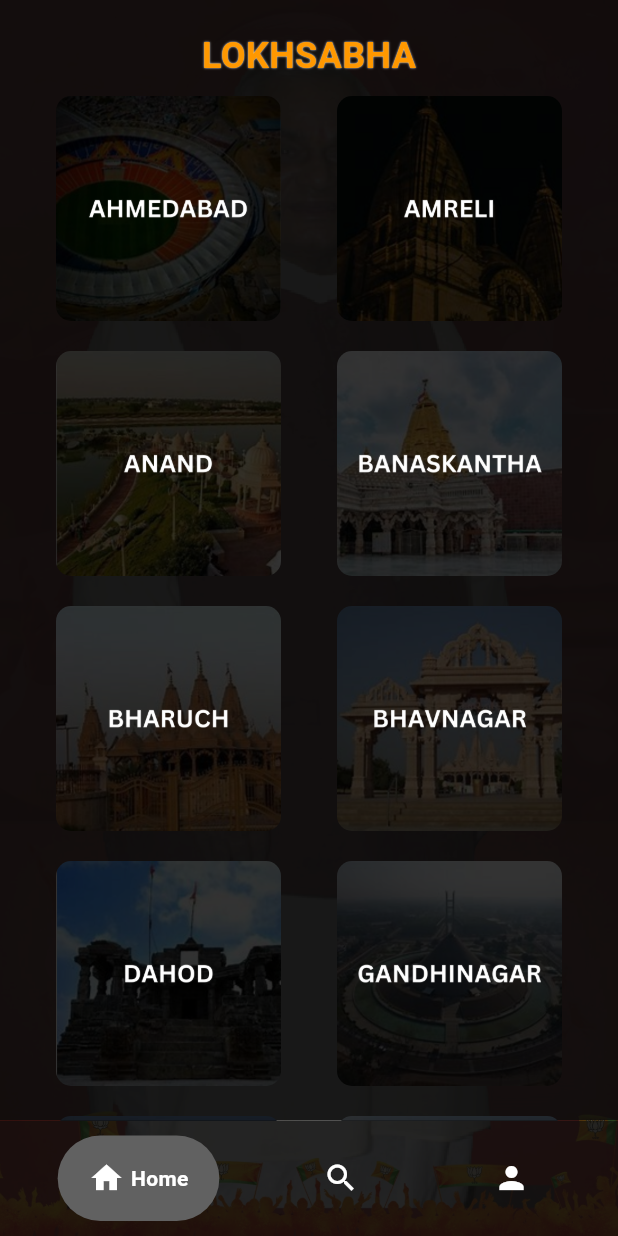
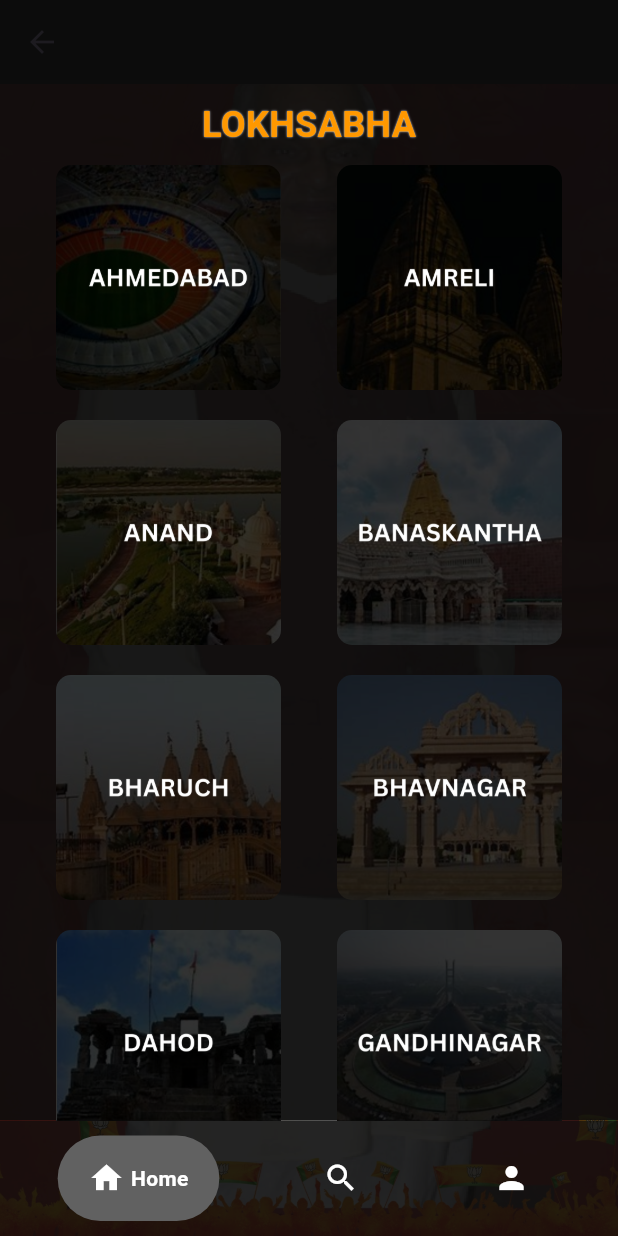
Before and after one commit to Kunal-63/NamoWaveAI, a Flutter app: the screen it shows after launch, after a tap on "Get OTP", after a tap on "Skip", on a phone screen of 412 x 824 dp. Run offline on Flutter 3.47's test engine with Material 3 defaults, Android fonts, the phone set to English and light mode, and no system bars; drawn by our look-alikes of google_nav_bar; our stand-ins replace carousel_slider, dotted_border, image_cropper, image_gallery_saver, image_picker, line_awesome_flutter and 3 more; missing offline and left inert: esys_flutter_share_plus, translator.

Commit message:
Home Screen Appbar

```diff
--- a/lib/pages/HomeScreenWidget.dart
+++ b/lib/pages/HomeScreenWidget.dart
@@ -133,6 +133,10 @@ class _HomeScreenWidgetState extends State<HomeScreenWidget> {
     int _currentIndex = 0;
 
     return Scaffold(
+      appBar: AppBar(
+        backgroundColor: Color.fromRGBO(12, 12, 12, 0.95),
+        elevation: 0.0,
+      ),
       backgroundColor: Color.fromRGBO(12, 12, 12, 0.95),
       body: Container(
         child: SingleChildScrollView(
@@ -164,7 +168,7 @@ class _HomeScreenWidgetState extends State<HomeScreenWidget> {
                   //   },
                   // ),
                   SizedBox(
-                    height: 20,
+                    height: 10,
                   ),
                   Row(mainAxisAlignment: MainAxisAlignment.center, children: [
                     Text(
--- a/pubspec.yaml
+++ b/pubspec.yaml
@@ -16,7 +16,7 @@ publish_to: 'none' # Remove this line if you wish to publish to pub.dev
 # https://developer.apple.com/library/archive/documentation/General/Reference/InfoPlistKeyReference/Articles/CoreFoundationKeys.html
 # In Windows, build-name is used as the major, minor, and patch parts
 # of the product and file versions while build-number is used as the build suffix.
-version: 1.0.4+4
+version: 1.0.3+3
 
 environment:
   sdk: '>=3.1.0 <4.0.0'
```
